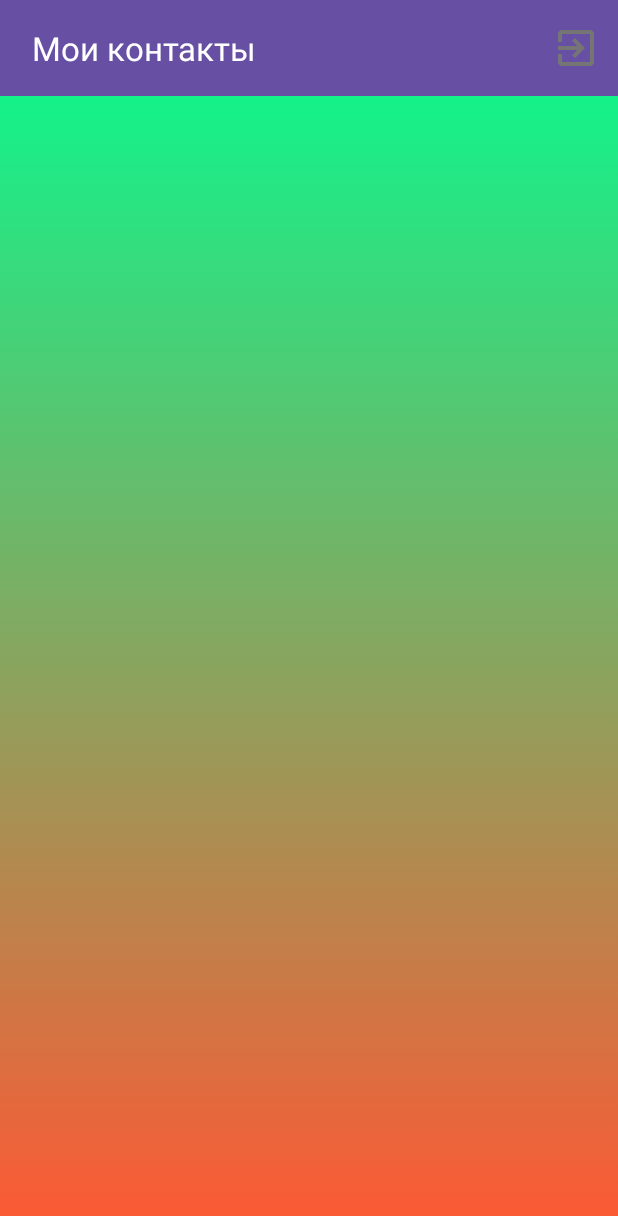
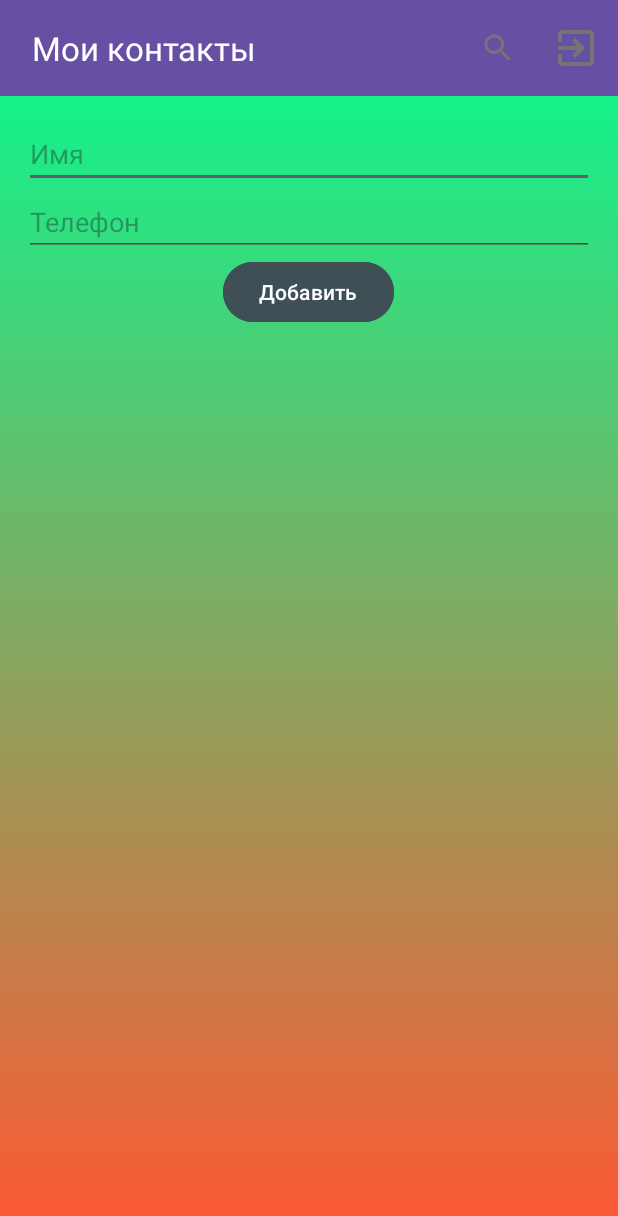
Before and after one commit to PawPrintsInTheDark/AndroidLessons, an Android app: the screen it shows after launch (MainActivity), on a phone screen of 412 x 824 dp. Shown: the top 1216 px of the screen. Run offline under Robolectric (Android 15) with nearby library versions, the phone set to English and light mode, and no system bars; 2 statements that could not run were skipped.

Commit message:
ContentProviderWriteContact

```diff
--- a/app/src/main/java/com/example/androidlessons/ContactModel.kt
+++ b/app/src/main/java/com/example/androidlessons/ContactModel.kt
@@ -1,6 +1,8 @@
 package com.example.androidlessons
+
+import java.io.Serializable
 
 data class ContactModel(
     val name: String,
     val phone: String
-)
+):Serializable
--- /dev/null
+++ b/app/src/main/res/drawable/ic_search.xml
@@ -0,0 +1,5 @@
+<vector xmlns:android="http://schemas.android.com/apk/res/android" android:height="24dp" android:tint="#757474" android:viewportHeight="24" android:viewportWidth="24" android:width="24dp">
+
+    <path android:fillColor="@android:color/white" android:pathData="M15.5,14h-0.79l-0.28,-0.27C15.41,12.59 16,11.11 16,9.5 16,5.91 13.09,3 9.5,3S3,5.91 3,9.5 5.91,16 9.5,16c1.61,0 3.09,-0.59 4.23,-1.57l0.27,0.28v0.79l5,4.99L20.49,19l-4.99,-5zM9.5,14C7.01,14 5,11.99 5,9.5S7.01,5 9.5,5 14,7.01 14,9.5 11.99,14 9.5,14z"/>
+
+</vector>
--- a/app/src/main/res/layout/activity_main.xml
+++ b/app/src/main/res/layout/activity_main.xml
@@ -16,10 +16,39 @@
         android:theme="@style/ThemeOverlay.AppCompat.Dark.ActionBar"
         app:title=" Мои контакты" />
 
+    <LinearLayout
+        android:id="@+id/contactInputLayout"
+        android:layout_width="match_parent"
+        android:layout_height="wrap_content"
+        android:orientation="vertical"
+        android:padding="16dp">
+
+        <EditText
+            android:id="@+id/nameInput"
+            android:layout_width="match_parent"
+            android:layout_height="wrap_content"
+            android:hint="Имя" />
+
+        <EditText
+            android:id="@+id/phoneInput"
+            android:layout_width="match_parent"
+            android:layout_height="wrap_content"
+            android:hint="Телефон" />
+
+        <Button
+            android:id="@+id/addContactButton"
+            android:layout_width="wrap_content"
+            android:backgroundTint="#3E4F55"
+            android:layout_gravity="center"
+            android:layout_height="wrap_content"
+            android:text="Добавить" />
+    </LinearLayout>
+
     <androidx.recyclerview.widget.RecyclerView
         android:id="@+id/recyclerView"
         android:layout_width="match_parent"
         android:layout_height="match_parent"
         tools:listitem="@layout/list_item"/>
 
+
 </LinearLayout>
--- /dev/null
+++ b/app/src/main/res/menu/search_menu.xml
@@ -0,0 +1,17 @@
+<?xml version="1.0" encoding="utf-8"?>
+<menu
+    xmlns:android="http://schemas.android.com/apk/res/android"
+    xmlns:app="http://schemas.android.com/apk/res-auto">
+
+    <item
+        android:id="@+id/searchMenu"
+        android:title="Поиск"
+        android:icon="@drawable/ic_search"
+        app:showAsAction="ifRoom" />
+
+    <item
+        android:id="@+id/exitMenu"
+        android:title="Выход"
+        android:icon="@drawable/exit"
+        app:showAsAction="always" />
+</menu>
```
Also changed, not shown: app/src/main/AndroidManifest.xml (+8 -4 lines), app/src/main/java/com/example/androidlessons/MainActivity.kt (+98 -7 lines), app/src/main/java/com/example/androidlessons/SearchActivity.kt (added, +94 -0 lines), app/src/main/res/layout/activity_search.xml (added, +38 -0 lines), 1 other file.
